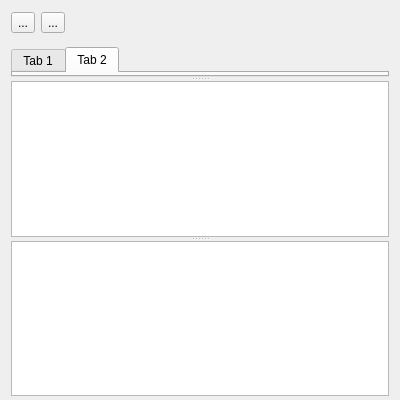
Above: sources/pythonview.ui from mikaelsundell/usdviewer before the change. Below: the same form after it.
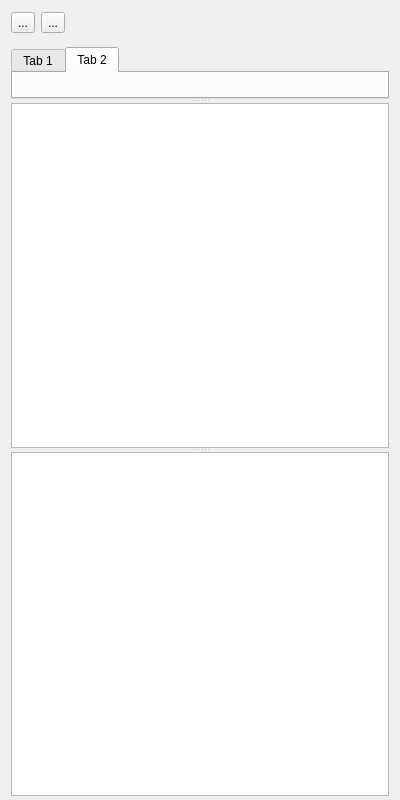
That is the form after the change. Custom widgets are drawn as their Qt base class.

```diff
--- a/sources/pythonview.ui
+++ b/sources/pythonview.ui
@@ -7,7 +7,7 @@
     <x>0</x>
     <y>0</y>
     <width>400</width>
-    <height>400</height>
+    <height>800</height>
    </rect>
   </property>
   <property name="windowTitle">
```
